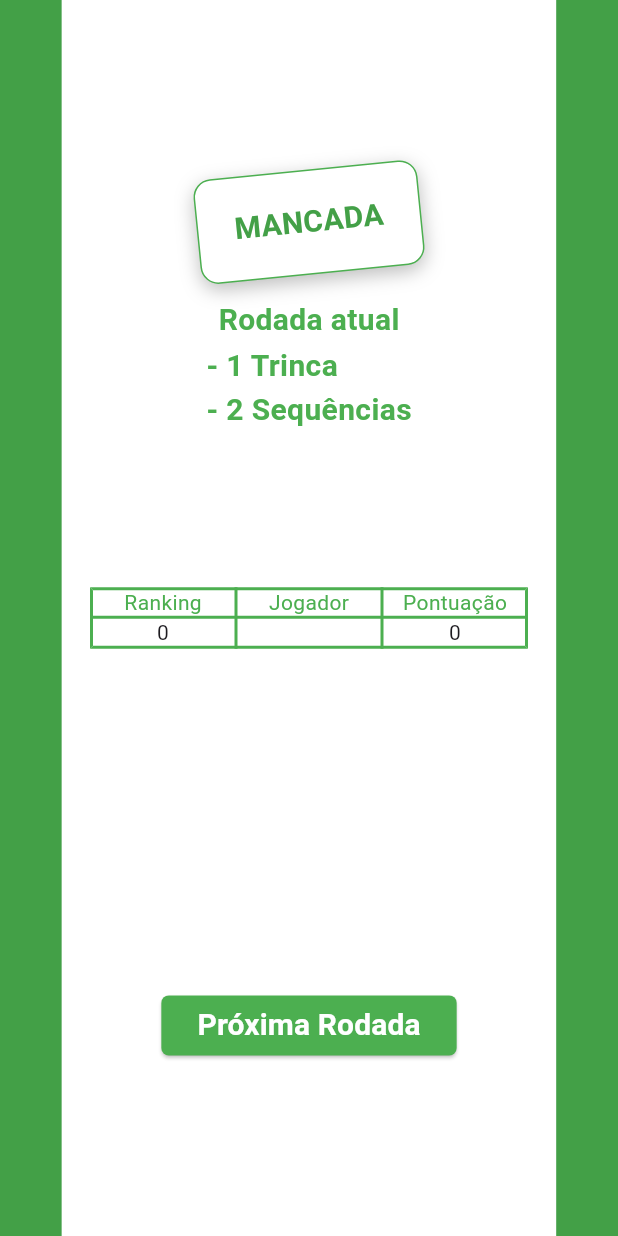
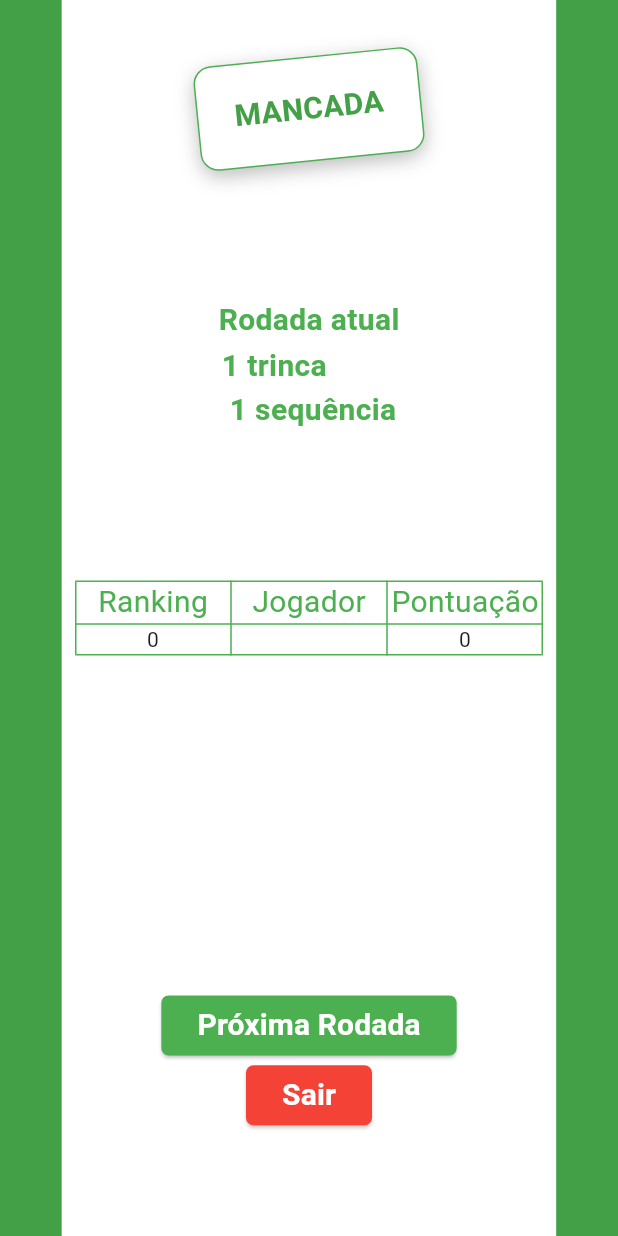
Before and after one commit to albertokff/aplicativo-atelie-costuras, a Flutter app: the screen it shows after launch, after a tap on "INICIAR", after a tap on "JOGAR", on a phone screen of 412 x 824 dp. Run offline on Flutter 3.47's test engine with Material 3 defaults, Android fonts, the phone set to English and light mode, and no system bars.

Commit message:
✨feat: Screen How Play Game and reverse pontuation

```diff
--- a/aplicativo_mancada/lib/pages/game_page.dart
+++ b/aplicativo_mancada/lib/pages/game_page.dart
@@ -1,5 +1,6 @@
 import 'package:flutter/material.dart';
 import 'package:flutter/services.dart';
+import 'package:aplicativo_mancada/pages/login_page.dart';
 
 class GamePage extends StatefulWidget {
   final String nomeJogadores;
@@ -13,6 +14,19 @@ class GamePage extends StatefulWidget {
 class _GamePageState extends State<GamePage> {
   late List<String> nomes;
   Map<String, dynamic> pontuacao = {};
+  int rodadaAtualIndex = 0;
+
+  final List<String> rodadas = [
+    '1 trinca \n 1 sequência',
+    '2 trincas \n 1 sequência',
+    '3 trincas',
+    '2 trincas \n 1 sequência',
+    '3 sequências',
+    '2 sequências \n 2 trincas',
+    '4 trincas',
+    '3 sequências \n 1 trinca',
+    '4 sequências',
+  ];
 
   @override
   void initState() {
@@ -26,6 +40,16 @@ class _GamePageState extends State<GamePage> {
           'posicao': 0
         }
     };
+  }
+
+  void _proximaRodada() {
+    setState(() {
+      if (rodadaAtualIndex < rodadas.length - 1) {
+        rodadaAtualIndex++;
+      } else {
+        rodadaAtualIndex = 0;
+      }
+    });
   }
 
   @override
@@ -75,7 +99,8 @@ class _GamePageState extends State<GamePage> {
           ),
           content: SizedBox(
             height: 500, // Altura da modal
-            child: Column(
+            child: SingleChildScrollView(
+              child: Column(
               mainAxisSize: MainAxisSize.min,
               children: pontuacao.keys.map((jogador) {
                 return Padding( // Adicione Padding para espaçamento
@@ -84,20 +109,20 @@ class _GamePageState extends State<GamePage> {
                     controller: controladores[jogador],
                     decoration: InputDecoration(
                       labelText: jogador,
-                      border: OutlineInputBorder(), // Adicione borda ao TextField
+                      border: const OutlineInputBorder(), // Adicione borda ao TextField
                     ),
                     keyboardType: TextInputType.number,
                   ),
                 );
               }).toList(),
-            ),
+            )),
           ),
           actions: <Widget>[
             TextButton(
               onPressed: () {
                 Navigator.of(context).pop();
               },
-              child: Text('Cancelar'),
+              child: const Text('Cancelar'),
             ),
             TextButton(
               onPressed: () {
@@ -115,11 +140,13 @@ class _GamePageState extends State<GamePage> {
 
                 setState(() {
                   var jogadoresOrdenados = pontuacao.entries.toList()
-                    ..sort((a, b) => b.value['pontuacao'].compareTo(a.value['pontuacao']));
+                    ..sort((a, b) => a.value['pontuacao'].compareTo(b.value['pontuacao']));
 
                   for (int i = 0; i < jogadoresOrdenados.length; i++) {
                     pontuacao[jogadoresOrdenados[i].key]['posicao'] = i + 1;
                   }
+
+                  _proximaRodada();
                 }); // Atualiza a tabela
                 Navigator.of(context).pop();
               },
@@ -138,6 +165,7 @@ class _GamePageState extends State<GamePage> {
     return MaterialApp(
       debugShowCheckedModeBanner: false,
       home: Scaffold(
+        resizeToAvoidBottomInset: true,
         body: Stack(
           children: [
             // Coluna principal com os Flexibles
@@ -159,7 +187,7 @@ class _GamePageState extends State<GamePage> {
             ),
             // Retângulo flutuante
             Align(
-              alignment: const Alignment(0, -0.7),
+              alignment: const Alignment(0, -0.9),
               child: Transform.rotate(
                 angle: -0.1,
                 child: Container(
@@ -200,11 +228,11 @@ class _GamePageState extends State<GamePage> {
                 ),
               ),
             ),
-            const Align(
-              alignment: Alignment(0, -0.4),
+            Align(
+              alignment: const Alignment(0, -0.4),
               child: Text(
-                '- 1 Trinca \n- 2 Sequências',
-                style: TextStyle(
+                rodadas[rodadaAtualIndex],
+                style: const TextStyle(
                   fontSize: 20,
                   color: Colors.green,
                   fontWeight: FontWeight.bold,
@@ -214,14 +242,14 @@ class _GamePageState extends State<GamePage> {
             Align(
               alignment: const Alignment(0, 0.2),
               child: Padding(
-                padding: const EdgeInsets.only(left: 60, right: 60),
+                padding: const EdgeInsets.only(left: 50, right: 50),
                 child: Column(
                 mainAxisAlignment: MainAxisAlignment.center,
                 children: <Widget>[
                   Table(
                     border: TableBorder.all(
                       color: Colors.green,
-                      width: 2.0,
+                      width: 1.0,
                       style: BorderStyle.solid
                     ),
                     children: [
@@ -234,7 +262,8 @@ class _GamePageState extends State<GamePage> {
                                   'Ranking',
                                   style:
                                     TextStyle(
-                                      color: Colors.green
+                                      color: Colors.green,
+                                      fontSize: 20
                                     )
                                 )
                             )
@@ -247,7 +276,8 @@ class _GamePageState extends State<GamePage> {
                                   'Jogador',
                                   style:
                                     TextStyle(
-                                      color: Colors.green
+                                      color: Colors.green,
+                                      fontSize: 20
                                     )
                                 )
                             )
@@ -260,7 +290,8 @@ class _GamePageState extends State<GamePage> {
                                   'Pontuação',
                                   style:
                                     TextStyle(
-                                      color: Colors.green
+                                      color: Colors.green,
+                                      fontSize: 20
                                     )
                                 )
                             )
@@ -295,6 +326,28 @@ class _GamePageState extends State<GamePage> {
                 ),
               ),
             ),
+            Align(
+              alignment: const Alignment(0, 0.82),
+              child: ElevatedButton(
+                onPressed: () {
+                    Navigator.pushReplacement(context, MaterialPageRoute(builder: (context) => const LoginPage()));
+                },
+                style: ElevatedButton.styleFrom(
+                  shape: RoundedRectangleBorder(
+                    borderRadius: BorderRadius.circular(5),
+                  ),
+                  backgroundColor: Colors.red,
+                ),
+                child: const Text(
+                  'Sair',
+                  style: TextStyle(
+                    fontSize: 20,
+                    color: Colors.white,
+                    fontWeight: FontWeight.bold,
+                  ),
+                ),
+              ),
+            ),
           ],
         ),
       ),
--- a/aplicativo_mancada/lib/pages/home_page.dart
+++ b/aplicativo_mancada/lib/pages/home_page.dart
@@ -40,7 +40,7 @@ class _HomePageState extends State<HomePage> {
             ),
             // Retângulo flutuante
             Align(
-              alignment: const Alignment(0, -0.7),
+              alignment: const Alignment(0, -0.9),
               child: Transform.rotate(
                 angle: -0.1,
                 child: Container(
@@ -69,19 +69,8 @@ class _HomePageState extends State<HomePage> {
                 ),)
               )
             ),
-            const Align(
-              alignment: Alignment(0, -0.4),
-              child: Text(
-                'Antes de começar, \ninforme o nome dos jogadores, \nseparados por vírgula:',
-                style: TextStyle(
-                  fontSize: 20,
-                  color: Colors.green,
-                  fontWeight: FontWeight.bold,
-                ),
-              )
-            ),
             Align(
-              alignment: const Alignment(0, -0.1),
+              alignment: const Alignment(0, -0.3),
               child: Container(
                 width: 300, // Largura do retângulo
                 height: null, // Altura do retângulo
@@ -101,6 +90,11 @@ class _HomePageState extends State<HomePage> {
                   controller: nomeJogadoresController,
                   decoration: const InputDecoration(
                     border: OutlineInputBorder(),
+                    hintText: 'Digite o nome dos jogadores, separados por VÍRGULA',
+                    hintStyle: TextStyle(
+                      fontSize: 16,
+                      color: Colors.grey,
+                    ),
                   ),
                   maxLines: null,
                   minLines: 5,
@@ -108,7 +102,7 @@ class _HomePageState extends State<HomePage> {
               )
             ),
             Align(
-              alignment: const Alignment(0, 0.7), // Botão mais para baixo
+              alignment: const Alignment(0, 0.4), // Botão mais para baixo
               child: ElevatedButton(
                 style: ElevatedButton.styleFrom(
                   padding: const EdgeInsets.symmetric(horizontal: 24, vertical: 12),
@@ -123,7 +117,7 @@ class _HomePageState extends State<HomePage> {
                 },
                 child: const Text('JOGAR',
                   style: TextStyle(
-                    fontSize: 60,
+                    fontSize: 20,
                     color: Colors.white
                   ),
               ),
--- a/aplicativo_mancada/lib/pages/login_page.dart
+++ b/aplicativo_mancada/lib/pages/login_page.dart
@@ -1,6 +1,7 @@
 import 'package:flutter/material.dart';
 import 'package:flutter/services.dart';
 import 'package:aplicativo_mancada/pages/home_page.dart';
+import 'package:aplicativo_mancada/pages/howgame_page.dart';
 
 class LoginPage extends StatelessWidget {
   const LoginPage({super.key});
@@ -92,7 +93,9 @@ class LoginPage extends StatelessWidget {
                     borderRadius: BorderRadius.circular(5),
                   ),
                 ),
-                onPressed: () {},
+                onPressed: () {
+                    Navigator.pushReplacement(context, MaterialPageRoute(builder: (context) => const HowGamePage()));
+                },
                 child: const Text('Como jogar?',
                   style: TextStyle(
                     fontSize: 20,
```
Also changed, not shown: aplicativo_mancada/lib/pages/howgame_page.dart (added, +163 -0 lines), 1 other file.
